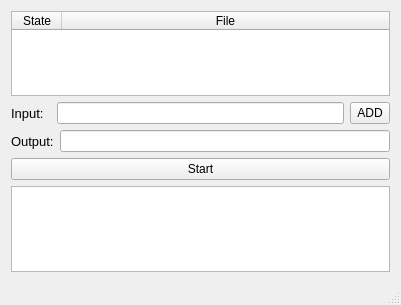
Above: snowmainwnd.ui from penguin806/SnowVideoConverter before the change. Below: the same form after it.
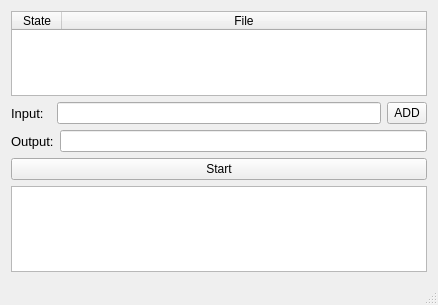
That is the form after the change.

Commit message: Bug fix (retieving table item)

```diff
--- a/snowmainwnd.ui
+++ b/snowmainwnd.ui
@@ -6,7 +6,7 @@
    <rect>
     <x>0</x>
     <y>0</y>
-    <width>401</width>
+    <width>438</width>
     <height>305</height>
    </rect>
   </property>
```
The commit also changes 1 other file.
